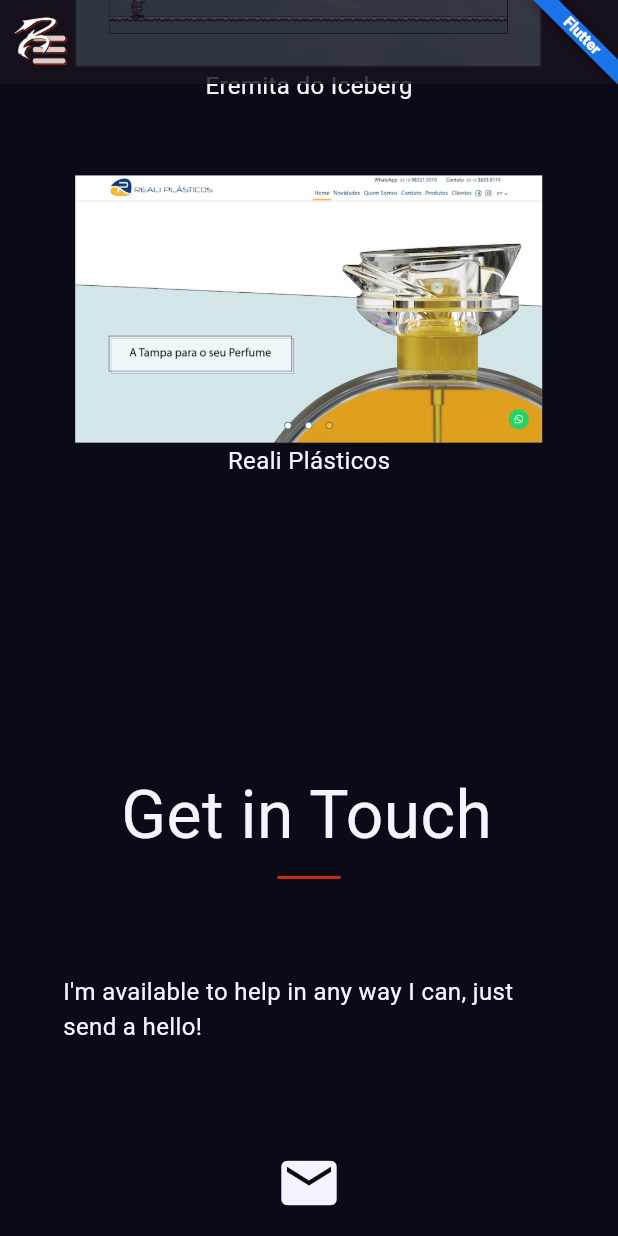
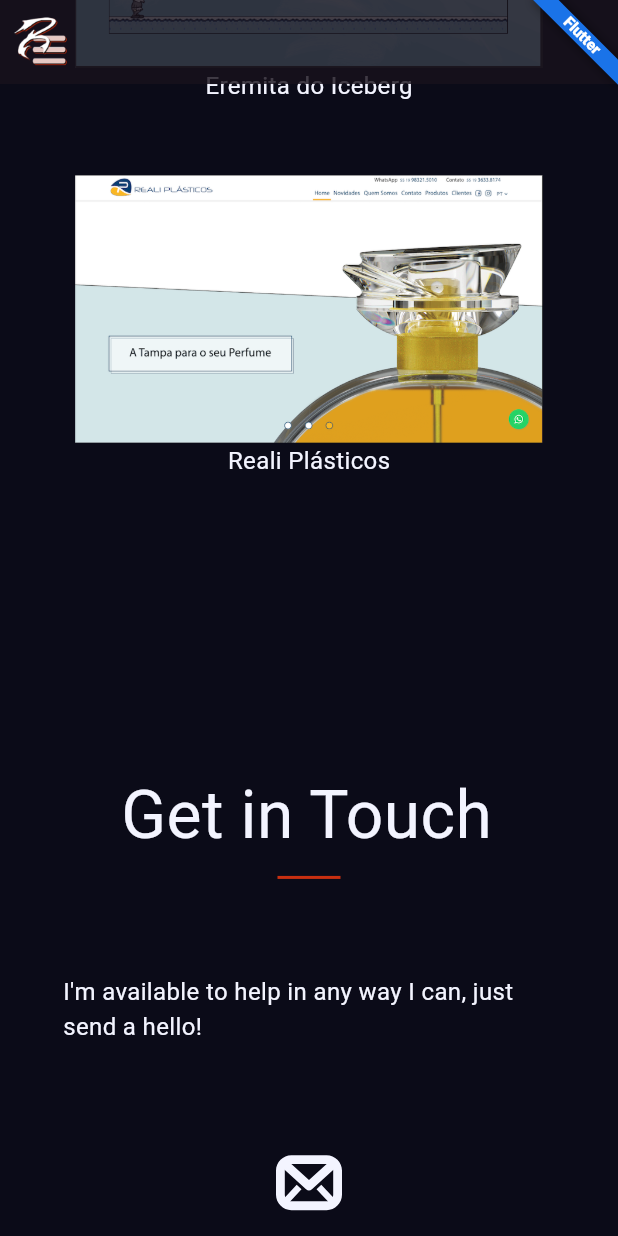
Before and after one commit to ronipaschoal/ronip, a Flutter app: the screen it shows after launch, scrolled down 2304 dp, on a phone screen of 412 x 824 dp. Run offline on Flutter 3.47's test engine with Material 3 defaults, Android fonts, the light colour scheme and no system bars; our stand-ins replace flutter_bloc, flutter_svg, go_router; generated files the repository leaves out were written again.

Commit message:
fix: fix email image in contact

```diff
--- a/lib/pages/home/sections/contact_section.dart
+++ b/lib/pages/home/sections/contact_section.dart
@@ -1,5 +1,6 @@
 import 'package:flutter/material.dart';
 import 'package:flutter_gen/gen_l10n/app_localizations.dart';
+import 'package:flutter_svg/svg.dart';
 import 'package:ronip/helpers/hyperlink_helper.dart';
 import 'package:ronip/helpers/media_query_helper.dart';
 import 'package:ronip/model/home_menu_model.dart';
@@ -18,6 +19,11 @@ class ContactSection extends StatelessWidget {
 
   @override
   Widget build(BuildContext context) {
+    const iconSize = Size(
+      RpTheme.fontSizeLarge,
+      RpTheme.fontSizeLarge,
+    );
+
     return HomeSectionWidget(
       child: Column(
         mainAxisSize: MainAxisSize.min,
@@ -32,10 +38,14 @@ class ContactSection extends StatelessWidget {
                   children: [
                     HomeContactItemWidget(
                       text: 'contato@ronip.dev',
-                      icon: const Icon(
-                        Icons.email,
-                        color: RpTheme.textColor,
-                        size: RpTheme.fontSizeLarge,
+                      icon: SvgPicture.asset(
+                        'assets/images/logos/email.svg',
+                        width: iconSize.width,
+                        height: iconSize.height,
+                        colorFilter: const ColorFilter.mode(
+                          RpTheme.textColor,
+                          BlendMode.srcIn,
+                        ),
                       ),
                       onPressed: () => HyperlinkHelper.mail(
                         'mailto:contato@ronip.dev?subject=Website contact!',
@@ -49,12 +59,7 @@ class ContactSection extends StatelessWidget {
                         final externalMenu = externalMenuList[index];
                         return HomeContactItemWidget(
                           text: externalMenu.text,
-                          icon: externalMenu.iconWidget(
-                            const Size(
-                              RpTheme.fontSizeLarge,
-                              RpTheme.fontSizeLarge,
-                            ),
-                          ),
+                          icon: externalMenu.iconWidget(iconSize),
                           onPressed: externalMenu.goToExternal,
                         );
                       },
@@ -66,10 +71,14 @@ class ContactSection extends StatelessWidget {
                   children: [
                     HomeContactItemWidget(
                       text: 'contato@ronip.dev',
-                      icon: const Icon(
-                        Icons.email,
-                        color: RpTheme.textColor,
-                        size: RpTheme.fontSizeLarge,
+                      icon: SvgPicture.asset(
+                        'assets/images/logos/email.svg',
+                        width: iconSize.width,
+                        height: iconSize.height,
+                        colorFilter: const ColorFilter.mode(
+                          RpTheme.textColor,
+                          BlendMode.srcIn,
+                        ),
                       ),
                       onPressed: () => HyperlinkHelper.mail(
                         'mailto:contato@ronip.dev?subject=Website contact!',
@@ -85,12 +94,7 @@ class ContactSection extends StatelessWidget {
                           final externalMenu = externalMenuList[index];
                           return HomeContactItemWidget(
                             text: externalMenu.text,
-                            icon: externalMenu.iconWidget(
-                              const Size(
-                                RpTheme.fontSizeLarge,
-                                RpTheme.fontSizeLarge,
-                              ),
-                            ),
+                            icon: externalMenu.iconWidget(iconSize),
                             onPressed: externalMenu.goToExternal,
                           );
                         },
```
Also changed, not shown: assets/images/logos/email.svg (added).
